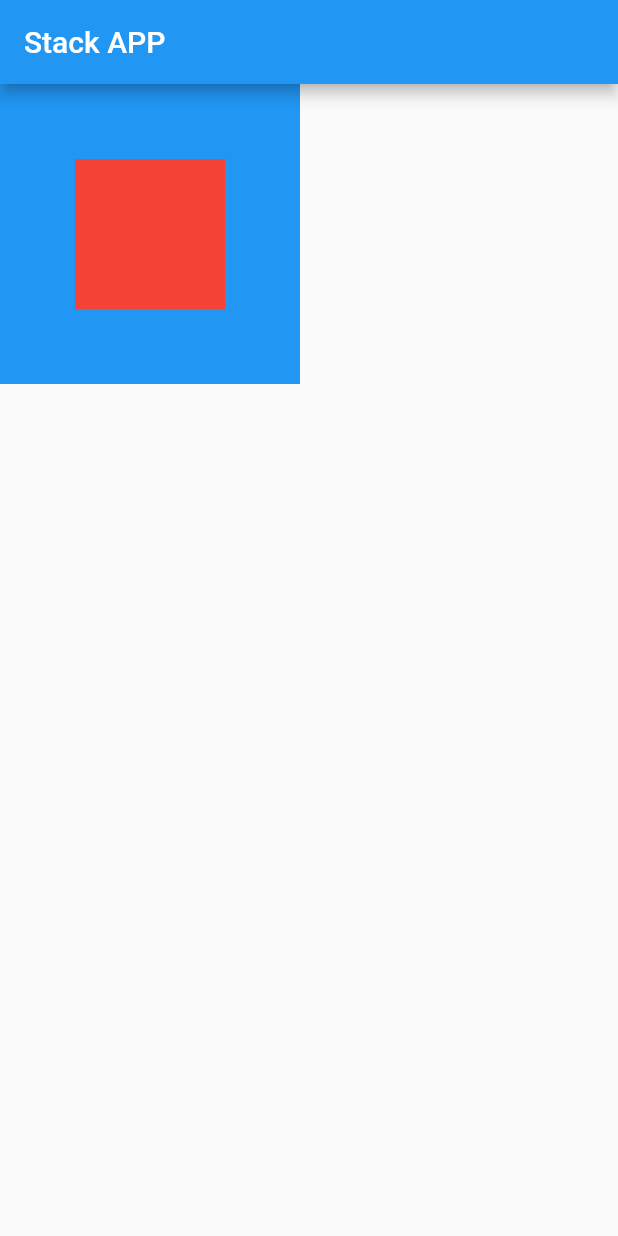
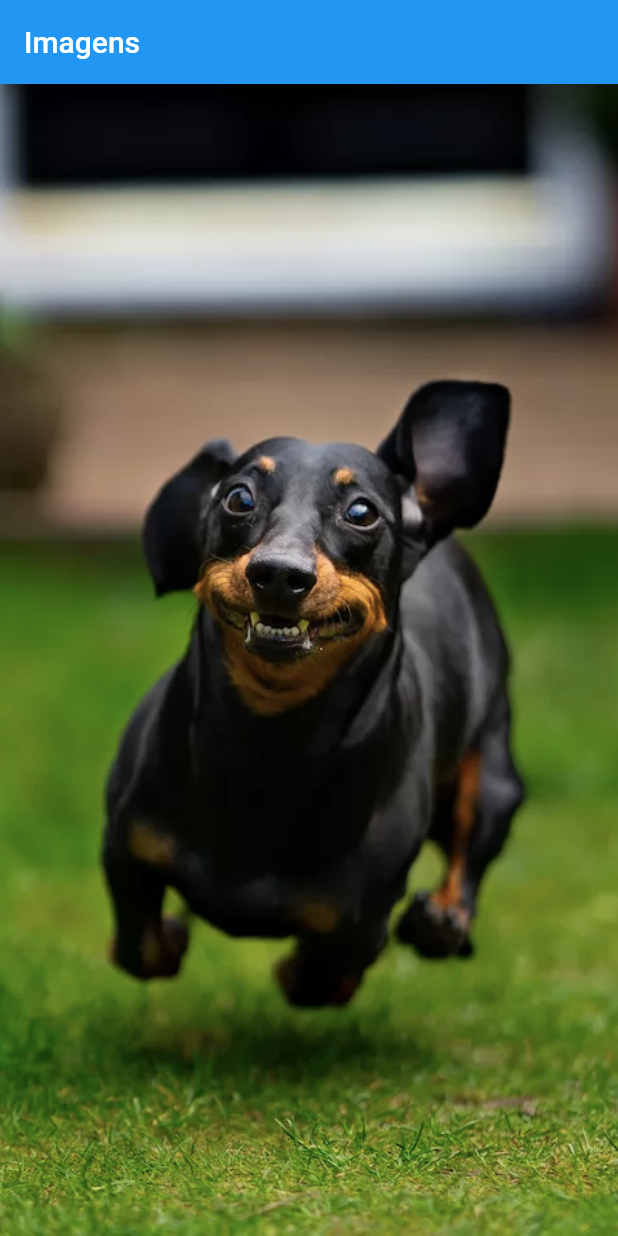
Before and after one commit to lucasantoniodev/Aprendendo_flutter_com_daves, a Flutter app: the screen it shows after launch, on a phone screen of 412 x 824 dp. Run offline on Flutter 3.47's test engine with Material 2 defaults, Android fonts, the phone set to English and light mode, and no system bars.

Commit message:
Usando imagens da pasta

```diff
--- a/lib/main.dart
+++ b/lib/main.dart
@@ -4,38 +4,26 @@ void main() {
   runApp(const MyApp());
 }
 
-class MyApp extends StatelessWidget {
+class MyApp extends StatefulWidget {
   const MyApp({Key? key}) : super(key: key);
 
+  @override
+  State<MyApp> createState() => _MyAppState();
+}
+
+class _MyAppState extends State<MyApp> {
   @override
   Widget build(BuildContext context) {
     return MaterialApp(
       home: Scaffold(
         appBar: AppBar(
-          title: const Text('Stack APP'),
+          title: const Text('Imagens'),
         ),
-        body: Stack(
-          // fit: StackFit.expand,
-          // alignment: AlignmentDirectional.center, // Alinhar o primeiro em relação ao segundo
-          children: [
-            Container(
-              width: 200,
-              height: 200,
-              color: Colors.blue,
-            ),
-            Positioned(
-              // top: 20,
-              // left: 20,
-              // right: -30,
-              left: 50,
-              top: 50,
-              child: Container(
-                width: 100,
-                height: 100,
-                color: Colors.red,
-              ),
-            ),
-          ],
+        body: Image.asset(
+          'assets/images/dog.webp',
+          width: double.infinity,
+          height: double.infinity,
+          fit: BoxFit.cover,
         ),
       ),
     );
--- a/pubspec.yaml
+++ b/pubspec.yaml
@@ -58,9 +58,9 @@ flutter:
   uses-material-design: true
 
   # To add assets to your application, add an assets section, like this:
-  # assets:
-  #   - images/a_dot_burr.jpeg
-  #   - images/a_dot_ham.jpeg
+  assets:
+    - assets/images/dog.jpg
+    - assets/images/dog.webp
 
   # An image asset can refer to one or more resolution-specific "variants", see
   # https://flutter.dev/assets-and-images/#resolution-aware.
```
Also changed, not shown: assets/images/dog.jpg (added), assets/images/dog.webp (added).
